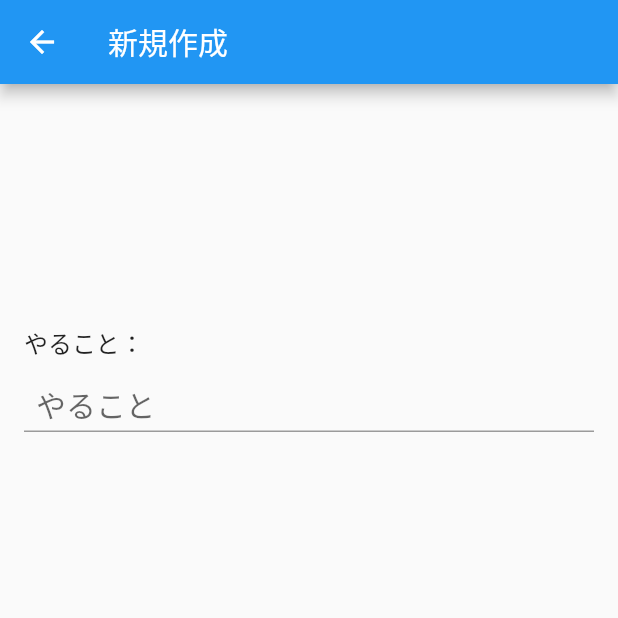
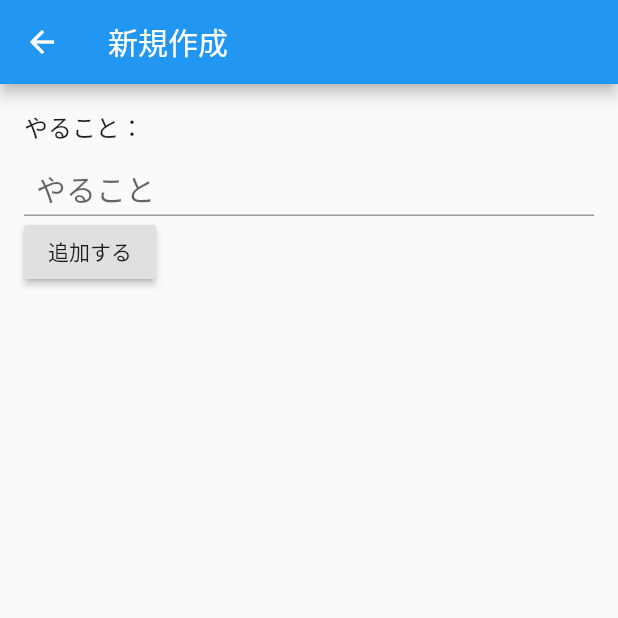
Before and after one commit to murakamiii/flutterTodo, a Flutter app: the screen it shows after launch, after a tap on the "add" icon, on a phone screen of 412 x 824 dp, the top half of it. Run offline on Flutter 3.47's test engine with Material 2 defaults, Android fonts, the phone set to English and light mode, and no system bars.

Commit message:
add create new todo item button

```diff
--- a/lib/main.dart
+++ b/lib/main.dart
@@ -44,7 +44,7 @@ class _MyHomePageState extends State<MyHomePage> {
         child: new ListView(
           children: _repository.todoList.map((todoItem) {
             return new ListTile(
-              title: new Text(todoItem.title),
+              title: new Text(todoItem.id.toString() + " " + todoItem.title),
               trailing: new Text(todoItem.status.toString()),
 //              onTap: ,
             );
@@ -70,9 +70,6 @@ class _MyHomePageState extends State<MyHomePage> {
   }
 
   void _addNewTodo() {
-    setState(() {
-      _repository.todoList.add(new TodoItem(3, 'みっつめ', TodoStatus.ready));
-    });
     Navigator.push(
       context,
       MaterialPageRoute<Null>(builder: (context) => NewTodoPage()),
--- a/lib/model/TodoItem.dart
+++ b/lib/model/TodoItem.dart
@@ -5,6 +5,5 @@ class TodoItem extends Object {
   final String title;
   final TodoStatus status;
 
-//  TodoItem({this.id, this.title, this.status});
   TodoItem(this.id, this.title, this.status);
 }
--- a/lib/newTodoPage.dart
+++ b/lib/newTodoPage.dart
@@ -1,4 +1,6 @@
 import 'package:flutter/material.dart';
+
+import './repository/TodoRepository.dart';
 
 class NewTodoPage extends StatefulWidget {
   NewTodoPage({Key key, this.title}) : super(key: key);
@@ -10,14 +12,18 @@ class NewTodoPage extends StatefulWidget {
 }
 
 class _NewTodoPageState extends State<NewTodoPage> {
+  TodoRepository _repository = new TodoRepository();
+  String _todoTitle = "";
+
   @override
   Widget build(BuildContext context) {
     return Scaffold(
         appBar: AppBar(
           title: Text("新規作成"),
         ),
+        resizeToAvoidBottomPadding: false,
         body: Container(
-          margin: EdgeInsets.fromLTRB(16, 160, 16, 160),
+          margin: EdgeInsets.fromLTRB(16, 16, 16, 160),
           child:
               Column(crossAxisAlignment: CrossAxisAlignment.start, children: [
             Text(
@@ -31,8 +37,22 @@ class _NewTodoPageState extends State<NewTodoPage> {
                   hintText: "やること",
                   contentPadding: EdgeInsets.fromLTRB(8, 12, 8, 0)),
               style: TextStyle(fontSize: 20, color: Colors.black87),
+              onChanged: (text) {
+                _todoTitle = text;
+              },
             ),
+            RaisedButton(
+              onPressed: () => _addNewTodo(),
+              child: Text('追加する'),
+            )
           ]),
         ));
   }
+
+  void _addNewTodo() {
+    setState(() {
+      _repository.addNewItem(_todoTitle);
+    });
+    Navigator.pop(context);
+  }
 }
```
Also changed, not shown: lib/repository/TodoRepository.dart (+11 -1 lines).
